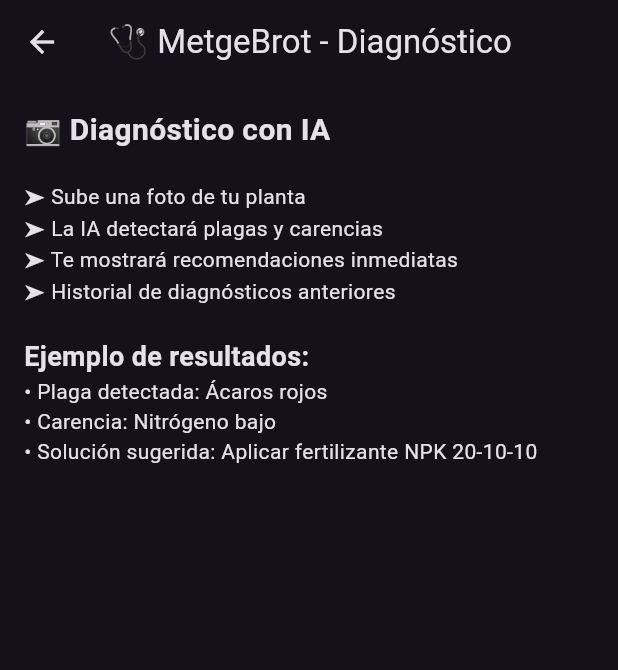
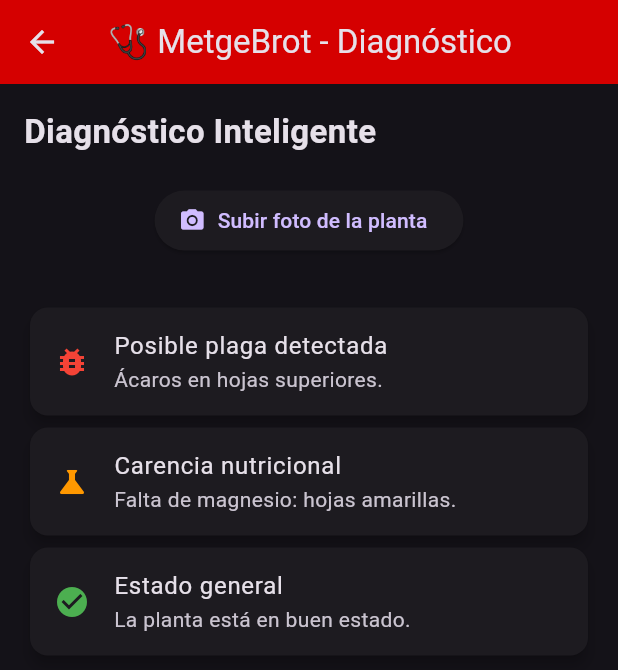
Before and after one commit to HidroBrot/CultiBrot_App, a Flutter app: the MetgeBrotScreen screen opened directly, on a phone screen of 412 x 824 dp. Shown: the top 670 px of the screen. Run offline on Flutter 3.47's test engine with Material 3 defaults, Android fonts, the phone set to English and light mode, and no system bars; our stand-ins replace firebase_auth; accounts and stored records are empty; statements that could not run were skipped.

Commit message:
Update MetgeBrot.dart

```diff
--- a/lib/lib/screens/MetgeBrot.dart
+++ b/lib/lib/screens/MetgeBrot.dart
@@ -6,31 +6,65 @@ class MetgeBrotScreen extends StatelessWidget {
   @override
   Widget build(BuildContext context) {
     return Scaffold(
-      appBar: AppBar(title: const Text("🩺 MetgeBrot - Diagnóstico")),
+      appBar: AppBar(
+        title: const Text("🩺 MetgeBrot - Diagnóstico"),
+        backgroundColor: Colors.redAccent[700],
+      ),
       body: Padding(
         padding: const EdgeInsets.all(16.0),
         child: Column(
           crossAxisAlignment: CrossAxisAlignment.start,
-          children: const [
-            Text(
-              "📷 Diagnóstico con IA",
-              style: TextStyle(fontSize: 20, fontWeight: FontWeight.bold),
+          children: [
+            const Text(
+              "Diagnóstico Inteligente",
+              style: TextStyle(fontSize: 22, fontWeight: FontWeight.bold),
             ),
-            SizedBox(height: 20),
+            const SizedBox(height: 20),
 
-            Text("➤ Sube una foto de tu planta"),
-            Text("➤ La IA detectará plagas y carencias"),
-            Text("➤ Te mostrará recomendaciones inmediatas"),
-            Text("➤ Historial de diagnósticos anteriores"),
+            // Botón para subir foto
+            Center(
+              child: ElevatedButton.icon(
+                onPressed: () {
+                  // Aquí luego conectamos cámara o galería
+                },
+                icon: const Icon(Icons.camera_alt),
+                label: const Text("Subir foto de la planta"),
+              ),
+            ),
 
-            SizedBox(height: 20),
-            Text(
-              "Ejemplo de resultados:",
-              style: TextStyle(fontSize: 18, fontWeight: FontWeight.bold),
+            const SizedBox(height: 30),
+
+            // Resultados de diagnóstico de ejemplo
+            Expanded(
+              child: ListView(
+                children: const [
+                  Card(
+                    elevation: 4,
+                    child: ListTile(
+                      leading: Icon(Icons.bug_report, color: Colors.red),
+                      title: Text("Posible plaga detectada"),
+                      subtitle: Text("Ácaros en hojas superiores."),
+                    ),
+                  ),
+                  Card(
+                    elevation: 4,
+                    child: ListTile(
+                      leading: Icon(Icons.science, color: Colors.orange),
+                      title: Text("Carencia nutricional"),
+                      subtitle: Text("Falta de magnesio: hojas amarillas."),
+                    ),
+                  ),
+                  Card(
+                    elevation: 4,
+                    child: ListTile(
+                      leading: Icon(Icons.check_circle, color: Colors.green),
+                      title: Text("Estado general"),
+                      subtitle: Text("La planta está en buen estado."),
+                    ),
+                  ),
+                ],
+              ),
             ),
-            Text("• Plaga detectada: Ácaros rojos"),
-            Text("• Carencia: Nitrógeno bajo"),
-            Text("• Solución sugerida: Aplicar fertilizante NPK 20-10-10"),
           ],
         ),
       ),
```
